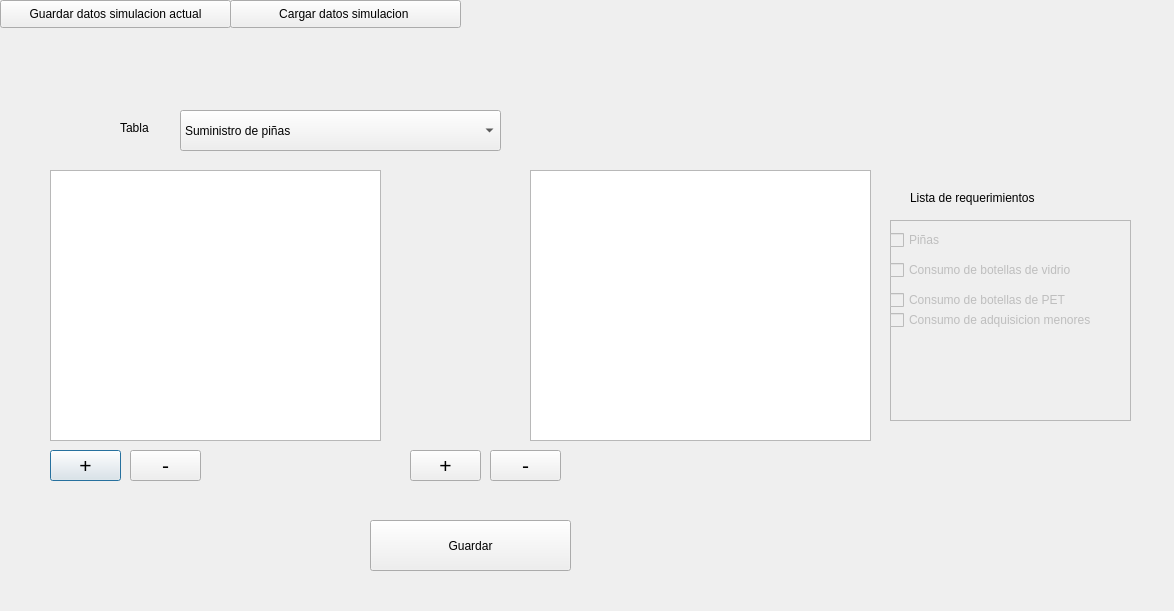
First picture: the form in interfaces/ventanas_abastecimiento/Ingreso_datos_abastecimiento.ui, repository EscuelaProyectosPOO/simulacion, before the edit.
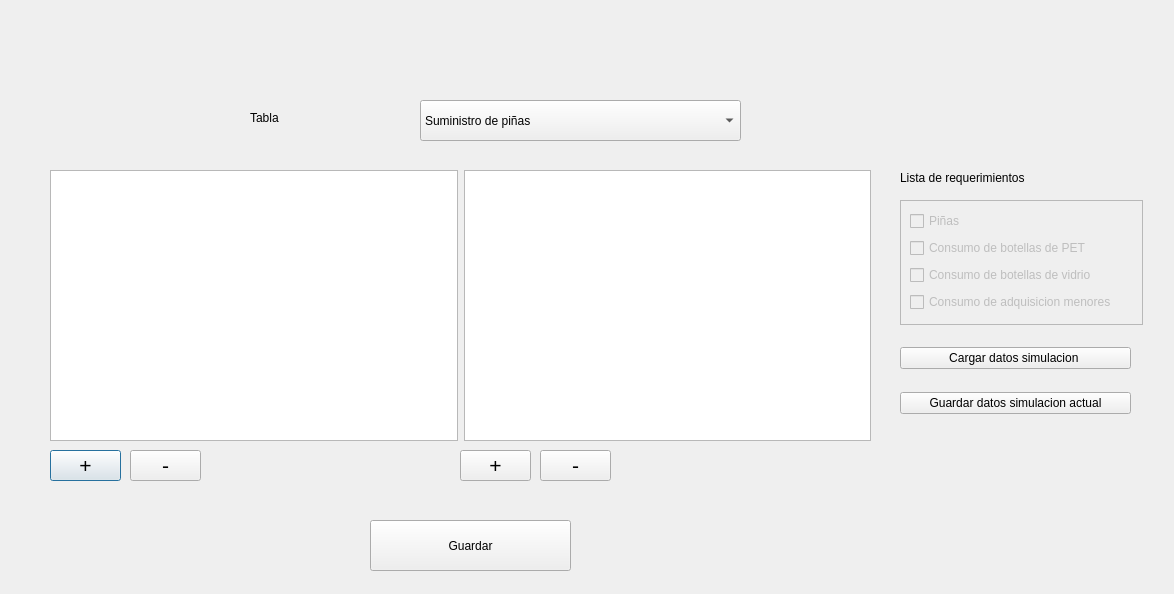
Second picture: the form after the edit.

Commit message: Temino de los modulos de la sección de produccion, esperando template

Patch:
```diff
--- a/interfaces/ventanas_abastecimiento/Ingreso_datos_abastecimiento.ui
+++ b/interfaces/ventanas_abastecimiento/Ingreso_datos_abastecimiento.ui
@@ -7,7 +7,7 @@
     <x>0</x>
     <y>0</y>
     <width>1174</width>
-    <height>611</height>
+    <height>594</height>
    </rect>
   </property>
   <property name="windowTitle">
@@ -19,8 +19,8 @@
   <widget class="QLabel" name="label">
    <property name="geometry">
     <rect>
-     <x>910</x>
-     <y>190</y>
+     <x>900</x>
+     <y>170</y>
      <width>151</width>
      <height>16</height>
     </rect>
@@ -29,27 +29,11 @@
     <string>Lista de requerimientos</string>
    </property>
   </widget>
-  <widget class="QTableWidget" name="tabla">
-   <property name="geometry">
-    <rect>
-     <x>50</x>
-     <y>170</y>
-     <width>331</width>
-     <height>271</height>
-    </rect>
-   </property>
-   <property name="autoFillBackground">
-    <bool>true</bool>
-   </property>
-   <property name="sizeAdjustPolicy">
-    <enum>QAbstractScrollArea::AdjustToContents</enum>
-   </property>
-  </widget>
   <widget class="QComboBox" name="tablas_opcion">
    <property name="geometry">
     <rect>
-     <x>180</x>
-     <y>110</y>
+     <x>420</x>
+     <y>100</y>
      <width>321</width>
      <height>41</height>
     </rect>
@@ -96,8 +80,8 @@
   <widget class="QLabel" name="label_2">
    <property name="geometry">
     <rect>
-     <x>120</x>
-     <y>120</y>
+     <x>250</x>
+     <y>110</y>
      <width>151</width>
      <height>16</height>
     </rect>
@@ -122,10 +106,10 @@
   <widget class="QFrame" name="requisitos_frame">
    <property name="geometry">
     <rect>
-     <x>890</x>
-     <y>220</y>
-     <width>241</width>
-     <height>201</height>
+     <x>900</x>
+     <y>200</y>
+     <width>243</width>
+     <height>125</height>
     </rect>
    </property>
    <property name="frameShape">
@@ -134,70 +118,48 @@
    <property name="frameShadow">
     <enum>QFrame::Raised</enum>
    </property>
+   <layout class="QVBoxLayout" name="verticalLayout">
+    <item>
    <widget class="QCheckBox" name="checkBox_25">
     <property name="enabled">
      <bool>false</bool>
     </property>
-    <property name="geometry">
-     <rect>
-      <x>0</x>
-      <y>10</y>
-      <width>81</width>
-      <height>20</height>
-     </rect>
-    </property>
     <property name="text">
      <string>Piñas</string>
     </property>
    </widget>
-   <widget class="QCheckBox" name="checkBox_26">
-    <property name="enabled">
-     <bool>false</bool>
-    </property>
-    <property name="geometry">
-     <rect>
-      <x>0</x>
-      <y>40</y>
-      <width>201</width>
-      <height>20</height>
-     </rect>
-    </property>
-    <property name="text">
-     <string>Consumo de botellas de vidrio</string>
-    </property>
-   </widget>
+    </item>
+    <item>
    <widget class="QCheckBox" name="checkBox_27">
     <property name="enabled">
      <bool>false</bool>
     </property>
-    <property name="geometry">
-     <rect>
-      <x>0</x>
-      <y>70</y>
-      <width>191</width>
-      <height>20</height>
-     </rect>
-    </property>
     <property name="text">
      <string>Consumo de botellas de PET</string>
     </property>
    </widget>
+    </item>
+    <item>
+     <widget class="QCheckBox" name="checkBox_26">
+      <property name="enabled">
+       <bool>false</bool>
+      </property>
+      <property name="text">
+       <string>Consumo de botellas de vidrio</string>
+      </property>
+     </widget>
+    </item>
+    <item>
    <widget class="QCheckBox" name="checkBox_28">
     <property name="enabled">
      <bool>false</bool>
     </property>
-    <property name="geometry">
-     <rect>
-      <x>0</x>
-      <y>90</y>
-      <width>231</width>
-      <height>20</height>
-     </rect>
-    </property>
     <property name="text">
      <string>Consumo de adquisicion menores</string>
     </property>
    </widget>
+    </item>
+   </layout>
   </widget>
   <widget class="QPushButton" name="btnmenos">
    <property name="geometry">
@@ -220,7 +182,7 @@
   <widget class="QPushButton" name="btnmas2">
    <property name="geometry">
     <rect>
-     <x>410</x>
+     <x>460</x>
      <y>450</y>
      <width>71</width>
      <height>31</height>
@@ -238,7 +200,7 @@
   <widget class="QPushButton" name="btnmenos2">
    <property name="geometry">
     <rect>
-     <x>490</x>
+     <x>540</x>
      <y>450</y>
      <width>71</width>
      <height>31</height>
@@ -253,44 +215,60 @@
     <string>-</string>
    </property>
   </widget>
+  <widget class="QWidget" name="">
+   <property name="geometry">
+    <rect>
+     <x>50</x>
+     <y>170</y>
+     <width>821</width>
+     <height>271</height>
+    </rect>
+   </property>
+   <layout class="QHBoxLayout" name="horizontalLayout">
+    <item>
+     <widget class="QTableWidget" name="tabla">
+      <property name="autoFillBackground">
+       <bool>true</bool>
+      </property>
+      <property name="sizeAdjustPolicy">
+       <enum>QAbstractScrollArea::AdjustToContents</enum>
+      </property>
+     </widget>
+    </item>
+    <item>
   <widget class="QTableWidget" name="tabla2">
-   <property name="geometry">
-    <rect>
-     <x>530</x>
-     <y>170</y>
-     <width>341</width>
-     <height>271</height>
-    </rect>
-   </property>
    <property name="sizeAdjustPolicy">
     <enum>QAbstractScrollArea::AdjustToContents</enum>
    </property>
   </widget>
-  <widget class="QPushButton" name="btndatos">
+    </item>
+   </layout>
+  </widget>
+  <widget class="QWidget" name="">
    <property name="geometry">
     <rect>
-     <x>0</x>
-     <y>0</y>
+     <x>900</x>
+     <y>330</y>
      <width>231</width>
-     <height>28</height>
+     <height>101</height>
     </rect>
    </property>
-   <property name="text">
-    <string>Guardar datos simulacion actual</string>
-   </property>
-  </widget>
+   <layout class="QVBoxLayout" name="verticalLayout_2">
+    <item>
   <widget class="QPushButton" name="btncargar">
-   <property name="geometry">
-    <rect>
-     <x>230</x>
-     <y>0</y>
-     <width>231</width>
-     <height>28</height>
-    </rect>
-   </property>
    <property name="text">
     <string>Cargar datos simulacion </string>
    </property>
+     </widget>
+    </item>
+    <item>
+     <widget class="QPushButton" name="btndatos">
+      <property name="text">
+       <string>Guardar datos simulacion actual</string>
+      </property>
+     </widget>
+    </item>
+   </layout>
   </widget>
  </widget>
  <resources/>
```
Lines whose indentation alone changed are shown as unchanged. The commit also changes 2 other files.
